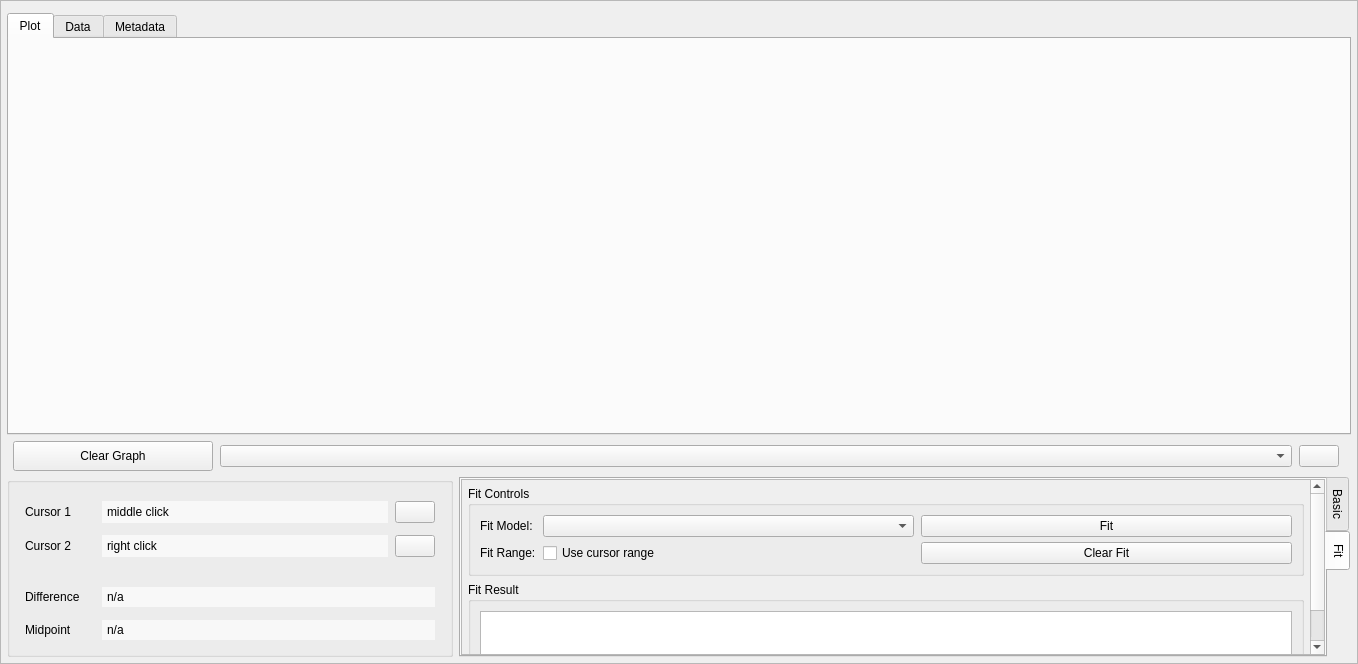
This is src/mdaviz/resources/mda_file_viz.ui in BCDA-APS/mdaviz as Qt 5 draws it before an edit. The edited form follows.
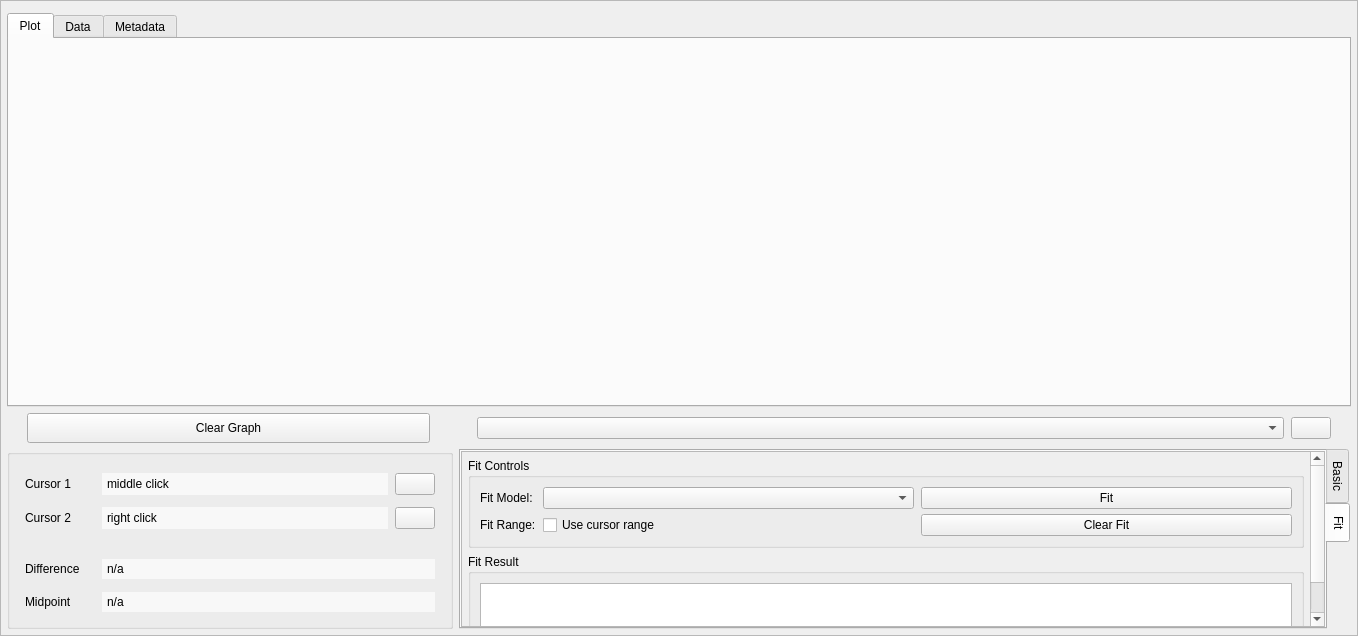
This is the edited form. Icons and pictures are not drawn.

Commit message: slightly change the layout

What changed in the file:
```diff
--- a/src/mdaviz/resources/mda_file_viz.ui
+++ b/src/mdaviz/resources/mda_file_viz.ui
@@ -7,7 +7,7 @@
     <x>0</x>
     <y>0</y>
     <width>1358</width>
-    <height>664</height>
+    <height>636</height>
    </rect>
   </property>
   <property name="windowTitle">
@@ -43,7 +43,7 @@
         <x>0</x>
         <y>0</y>
         <width>1356</width>
-        <height>662</height>
+        <height>634</height>
        </rect>
       </property>
       <layout class="QVBoxLayout" name="verticalLayout">
@@ -163,18 +163,18 @@
            <height>40</height>
           </size>
          </property>
-         <layout class="QHBoxLayout" name="horizontalLayout_1">
+         <layout class="QHBoxLayout" name="horizontalLayout_1" stretch="2,0,4,0">
           <property name="spacing">
            <number>7</number>
           </property>
           <property name="leftMargin">
-           <number>6</number>
+           <number>20</number>
           </property>
           <property name="topMargin">
            <number>0</number>
           </property>
           <property name="rightMargin">
-           <number>12</number>
+           <number>20</number>
           </property>
           <property name="bottomMargin">
            <number>0</number>
@@ -204,6 +204,19 @@
             </property>
            </widget>
           </item>
+          <item>
+           <spacer name="horizontalSpacer">
+            <property name="orientation">
+             <enum>Qt::Horizontal</enum>
+            </property>
+            <property name="sizeHint" stdset="0">
+             <size>
+              <width>40</width>
+              <height>20</height>
+             </size>
+            </property>
+           </spacer>
+          </item>
           <item>
            <widget class="QComboBox" name="curveBox">
             <property name="sizePolicy">
@@ -990,8 +1003,8 @@
                   <rect>
                    <x>0</x>
                    <y>0</y>
-                   <width>858</width>
-                   <height>316</height>
+                   <width>843</width>
+                   <height>231</height>
                   </rect>
                  </property>
                  <layout class="QVBoxLayout" name="fitContentLayout">
```
